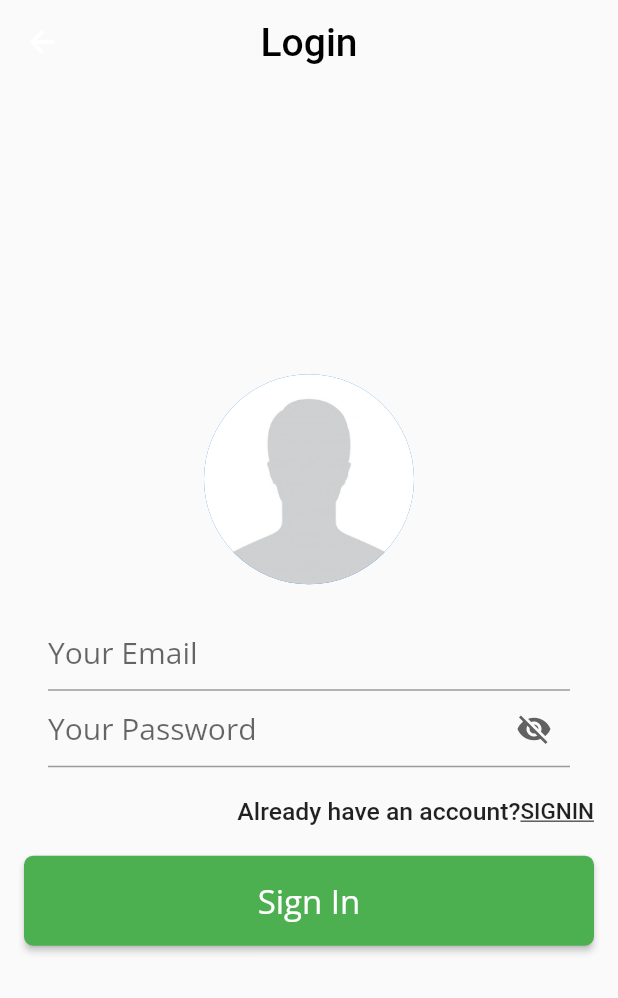
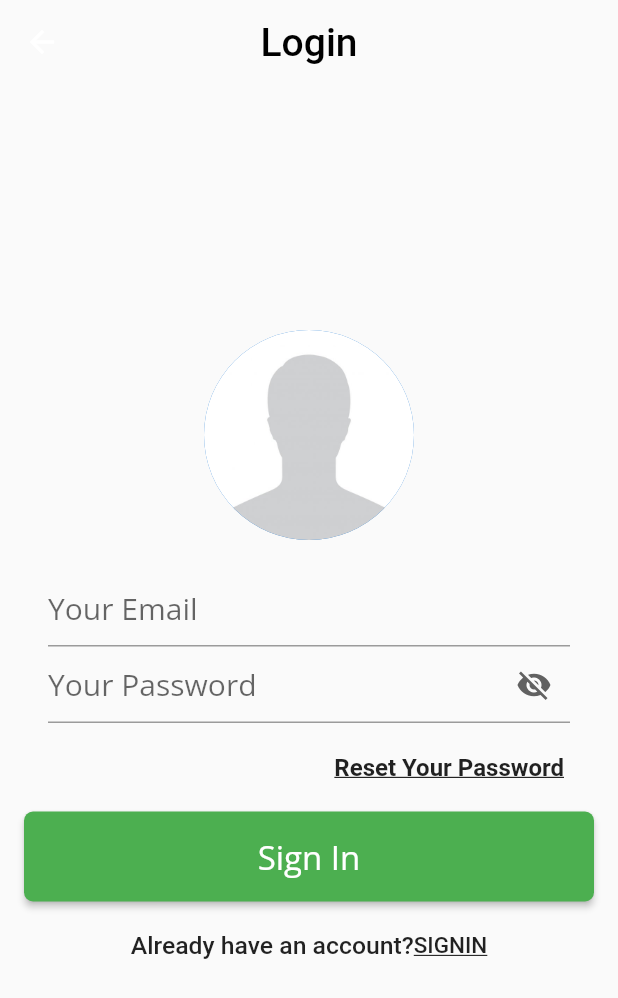
Before and after one commit to mscsapan/Flutter-Tastee-Food-App, a Flutter app: the screen it shows after launch, after a tap on "LogIn", on a phone screen of 412 x 824 dp. Shown: the top 998 px of the screen. Run offline on Flutter 3.47's test engine with Material 2 defaults, Android fonts, the phone set to English and light mode, and no system bars; our stand-ins replace cloud_firestore, firebase_auth, firebase_core, flash, font_awesome_flutter, google_fonts; accounts and stored records are empty.

Commit message:
Forget Password Featured Added

```diff
--- a/lib/custom/already_account.dart
+++ b/lib/custom/already_account.dart
@@ -15,7 +15,7 @@ class AlreadyAccount extends StatelessWidget {
     return Container(
       padding: EdgeInsets.symmetric(vertical: defaultPadding + 4.0),
       child: Row(
-        mainAxisAlignment: MainAxisAlignment.end,
+        mainAxisAlignment: MainAxisAlignment.center,
         children: [
           Text(
             message,
--- a/lib/custom/page_route.dart
+++ b/lib/custom/page_route.dart
@@ -1,6 +1,6 @@
 import 'package:flutter/material.dart';
 
 goToNext({required BuildContext context, required Widget screen}) {
-  return Navigator.push(
-      context, MaterialPageRoute(builder: (context) => screen));
+  return Navigator.of(context)
+      .push(MaterialPageRoute(builder: (context) => screen));
 }
--- a/lib/screens/authenticate/login_screen.dart
+++ b/lib/screens/authenticate/login_screen.dart
@@ -3,7 +3,10 @@ import 'package:my_food_application/constant/constant.dart';
 import 'package:my_food_application/controller/login_validate_controller.dart';
 import 'package:my_food_application/custom/already_account.dart';
 import 'package:my_food_application/custom/custom_button.dart';
+import 'package:my_food_application/custom/page_route.dart';
 import 'package:provider/provider.dart';
+
+import '../forget_password.dart';
 
 class LoginScreen extends StatefulWidget {
   final Function login;
@@ -19,6 +22,7 @@ class _LoginScreenState extends State<LoginScreen> {
   TextEditingController passwordController = TextEditingController();
   String emailText = 'Your Email';
   String passwordText = 'Your Password';
+  final String forget = 'Reset Your Password';
   bool obscure = false;
   bool visible = true;
   late bool loading = false;
@@ -91,10 +95,21 @@ class _LoginScreenState extends State<LoginScreen> {
                     obscureText: visible,
                     style: inputStyle()),
               ),
-              AlreadyAccount(
-                  onTap: () => widget.login(),
-                  message: 'Already have an account?',
-                  title: 'signin'),
+              Padding(
+                padding: EdgeInsets.all(20.0),
+                child: Align(
+                  alignment: Alignment.centerRight,
+                  child: InkWell(
+                    onTap: () =>
+                        goToNext(context: context, screen: ForgetPassword()),
+                    child: Text(forget,
+                        style: TextStyle(
+                            decoration: TextDecoration.underline,
+                            fontSize: 16.0,
+                            fontWeight: FontWeight.bold)),
+                  ),
+                ),
+              ),
               controller.loading != false
                   ? CircularProgressIndicator()
                   : myButton(
@@ -103,6 +118,10 @@ class _LoginScreenState extends State<LoginScreen> {
                         controller.loginController(
                             context, emailController, passwordController);
                       }),
+              AlreadyAccount(
+                  onTap: () => widget.login(),
+                  message: 'Already have an account?',
+                  title: 'signin'),
             ],
           ),
         ),
```
Also changed, not shown: lib/controller/profile_update_controller.dart (+6 -4 lines), lib/screens/forget_password.dart (added, +74 -0 lines).
